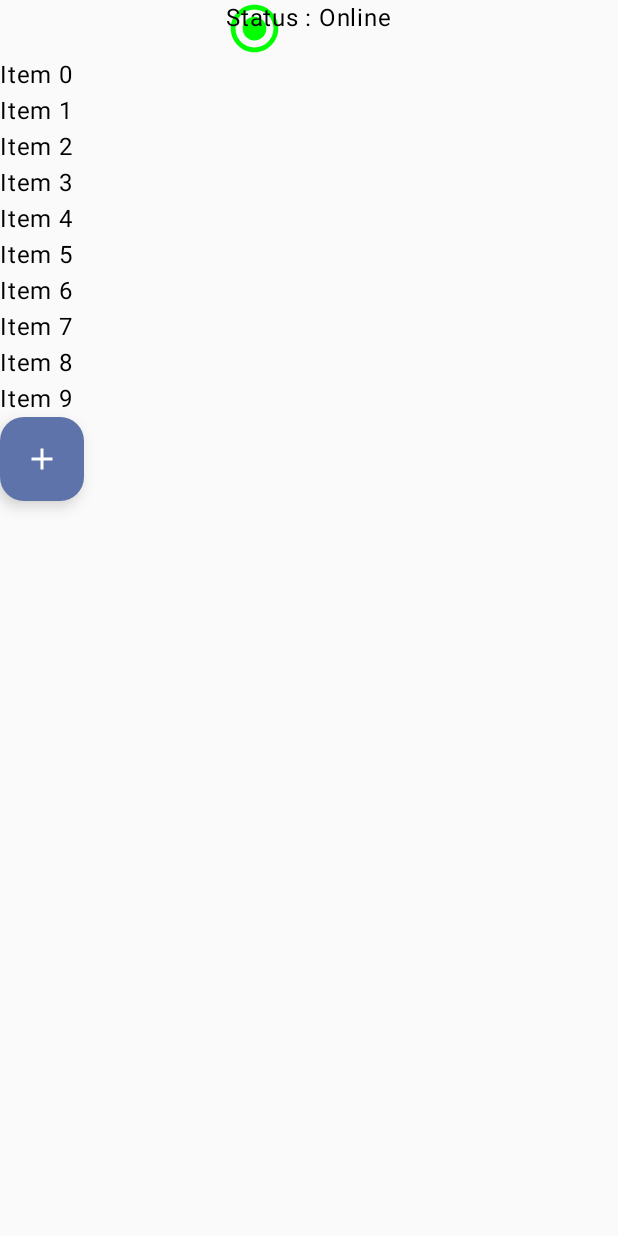
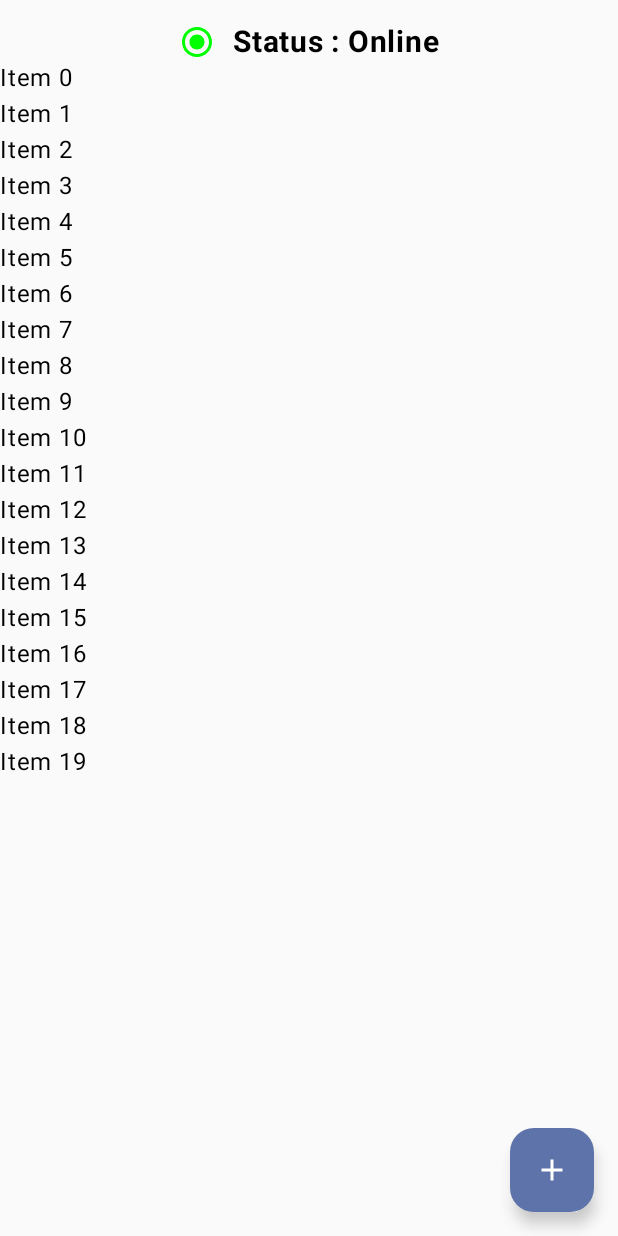
Before and after one commit to aayushitiwari03/PDLD, an Android app built with Jetpack Compose: the screen it shows after launch (MainActivity), on a phone screen of 412 x 824 dp. Run offline under Robolectric (Android 15) with nearby library versions, the phone set to English and light mode, and no system bars.

Commit message:
UI FIXES.

```diff
--- a/app/src/main/java/com/poc/pdld/CheckInternet.kt
+++ b/app/src/main/java/com/poc/pdld/CheckInternet.kt
@@ -1,8 +1,8 @@
 package com.poc.pdld
 
-//fun checkInternetAvailability() : Boolean {
-//
-//}
+fun checkInternetAvailability() : Boolean {
+        return true
+}
 
 enum class Status{
     ONLINE, OFFLINE
--- a/app/src/main/java/com/poc/pdld/screen/Main.kt
+++ b/app/src/main/java/com/poc/pdld/screen/Main.kt
@@ -3,9 +3,17 @@ package com.poc.pdld.screen
 import androidx.compose.foundation.layout.Arrangement
 import androidx.compose.foundation.layout.Box
 import androidx.compose.foundation.layout.Column
+import androidx.compose.foundation.layout.Row
+import androidx.compose.foundation.layout.Spacer
+import androidx.compose.foundation.layout.WindowInsets
+import androidx.compose.foundation.layout.asPaddingValues
 import androidx.compose.foundation.layout.fillMaxSize
 import androidx.compose.foundation.layout.fillMaxWidth
+import androidx.compose.foundation.layout.navigationBars
+import androidx.compose.foundation.layout.padding
 import androidx.compose.foundation.layout.size
+import androidx.compose.foundation.layout.statusBars
+import androidx.compose.foundation.layout.width
 import androidx.compose.foundation.layout.wrapContentSize
 import androidx.compose.foundation.lazy.LazyColumn
 import androidx.compose.material.icons.Icons
@@ -18,7 +26,9 @@ import androidx.compose.ui.Alignment
 import androidx.compose.ui.Modifier
 import androidx.compose.ui.graphics.Color
 import androidx.compose.ui.res.painterResource
+import androidx.compose.ui.text.font.FontWeight
 import androidx.compose.ui.unit.dp
+import androidx.compose.ui.unit.sp
 import com.poc.pdld.R
 
 @Composable
@@ -28,24 +38,37 @@ fun Main(
     Column (
         modifier = modifier.fillMaxSize(),
     ){
-        Box(
+        Row (
             modifier = modifier
+                .padding(
+                    top = WindowInsets.statusBars.asPaddingValues().calculateTopPadding() + 16.dp,
+                )
                 .fillMaxWidth()
-                .wrapContentSize()
+                .wrapContentSize(),
+            verticalAlignment = Alignment.Top,
+            horizontalArrangement = Arrangement.Center
         ) {
+
             Icon(
                 painter = painterResource(R.drawable.baseline_radio_button_checked_24),
                 contentDescription = "Radio Button Checked",
-                modifier.size(38.dp),
+                modifier.size(24.dp),
                 tint = Color.Green
             )
+
+            Spacer(modifier.width(12.dp))
+
             Text(
                 text = "Status : Online",
+                fontSize = 20.sp,
+                fontWeight = FontWeight.Bold,
+                color = Color.Black
             )
+
         }
 
         LazyColumn (){
-            items(10){
+            items(20){
                 Text(
                     text = "Item $it",
                     modifier = Modifier.fillMaxWidth(),
@@ -54,16 +77,24 @@ fun Main(
             }
         }
 
+    }
+
     Column(
+        modifier = Modifier.fillMaxSize()
+            .padding(
+                bottom = WindowInsets.navigationBars.asPaddingValues().calculateBottomPadding() +16.dp,
+                end = 16.dp
+            ),
         verticalArrangement = Arrangement.Bottom,
         horizontalAlignment = Alignment.End
     ){
         FloatingActionButton(
             onClick = {
+                //to be added
+            },
 
-                },
             modifier = Modifier
-                    .size(56.dp)
+                .size(56.dp).align(Alignment.End)
         ) {
             Icon(
                 imageVector = Icons.Default.Add,
@@ -73,4 +104,3 @@ fun Main(
         }
     }
 }
-}
```
Lines whose indentation alone changed are shown as unchanged.
